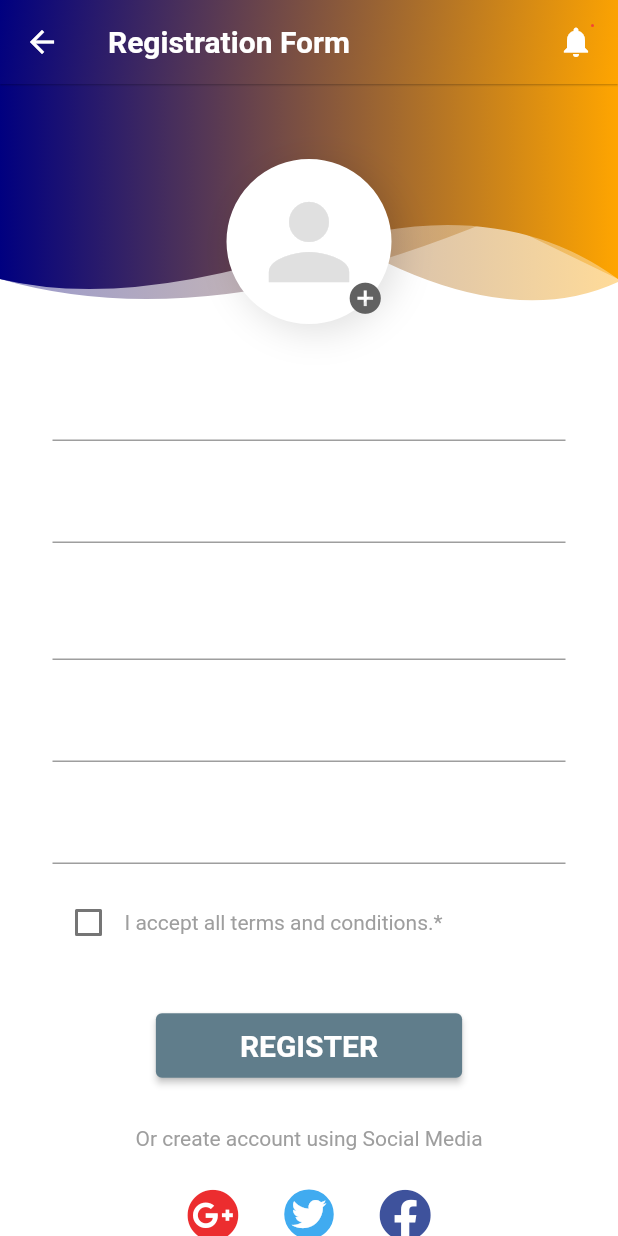
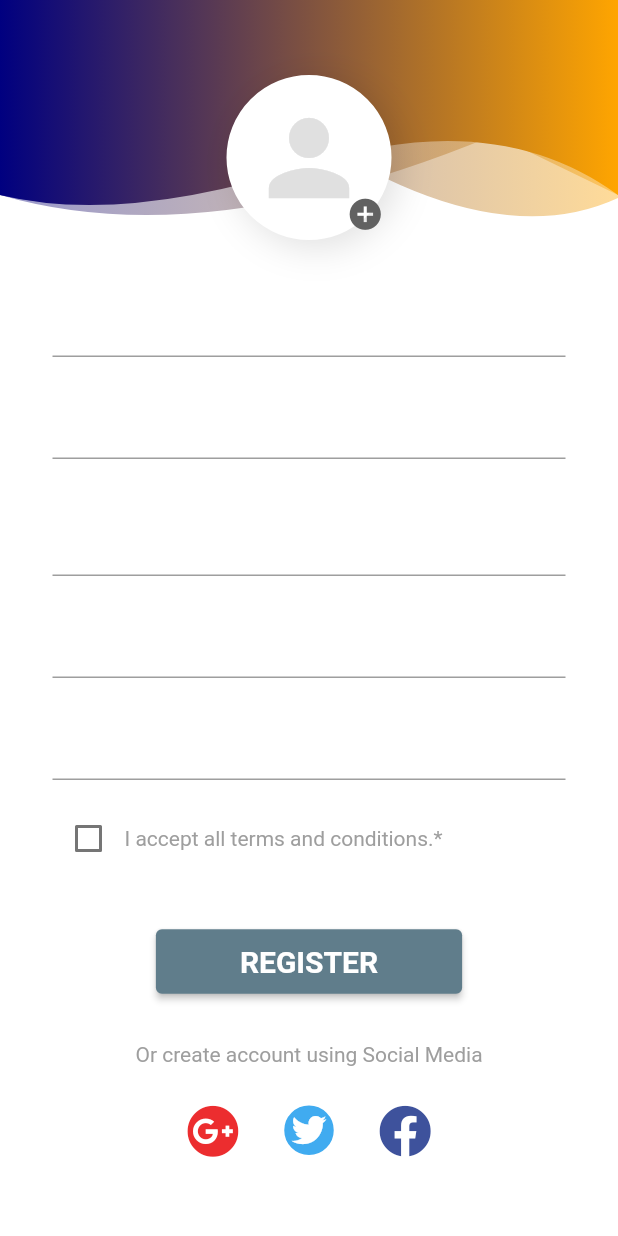
Before and after one commit to JannatulMunera-Jalen/Hercules-login, a Flutter app: the RegistrationPage screen opened directly, on a phone screen of 412 x 824 dp. Run offline on Flutter 3.47's test engine with Material 2 defaults, Android fonts, the phone set to English and light mode, and no system bars; our stand-ins replace font_awesome_flutter, hexcolor, otp_text_field.

Commit message:
Revert "Registration Page"
This reverts commit 35ea4a78b85e01e9443271fc01d0d32f37284793.

```diff
--- a/hercules_login/lib/pages/registration_page.dart
+++ b/hercules_login/lib/pages/registration_page.dart
@@ -20,44 +20,6 @@ class _RegistrationPageState extends State<RegistrationPage> {
   @override
   Widget build(BuildContext Context) {
     return Scaffold(
-      appBar: AppBar(
-        title: Text(
-          "Registration Form",
-          style: TextStyle(color: Colors.white, fontWeight: FontWeight.bold),
-        ),
-        elevation: 0.5,
-        iconTheme: IconThemeData(color: Colors.white),
-        flexibleSpace: Container(
-          decoration: BoxDecoration(
-              gradient: LinearGradient(
-                  begin: Alignment.topLeft,
-                  end: Alignment.bottomRight,
-                  colors: <Color>[
-                Theme.of(context).primaryColor,
-                Theme.of(context).colorScheme.secondary,
-              ])),
-        ),
-        actions: [
-          Container(
-            margin: EdgeInsets.only(top: 16, right: 16),
-            child: Stack(
-              children: <Widget>[
-                Icon(Icons.notifications),
-                Positioned(
-                  right: 0,
-                  child: Container(
-                    padding: EdgeInsets.all(1),
-                    decoration: BoxDecoration(
-                      color: Colors.red,
-                      borderRadius: BorderRadius.circular(6),
-                    ),
-                  ),
-                )
-              ],
-            ),
-          )
-        ],
-      ),
       backgroundColor: Colors.white,
       body: SingleChildScrollView(
         child: Stack(
```
